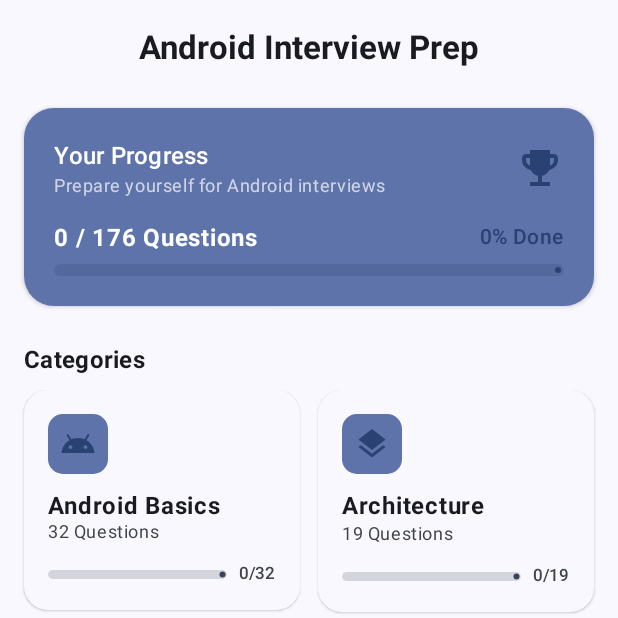
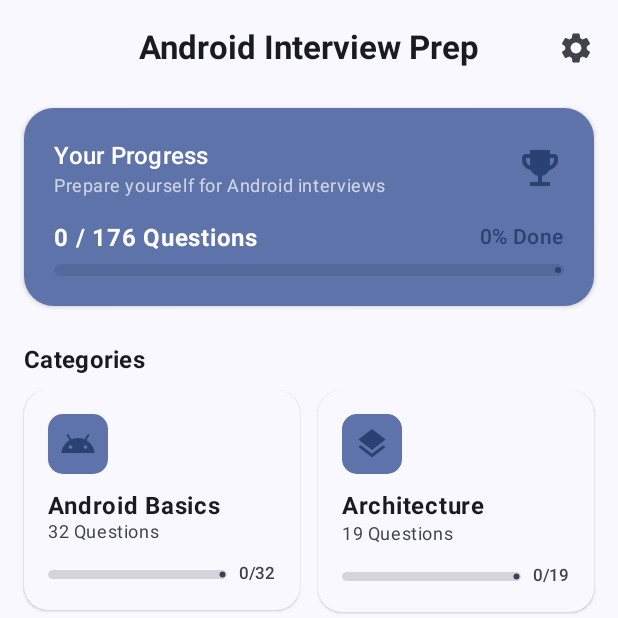
Before and after one commit to Abhijeet41/AndroidInterviewJson, an Android app built with Jetpack Compose: the screen it shows after launch (MainActivity), on a phone screen of 412 x 824 dp, the top half of it. Run offline under Robolectric (Android 15) with nearby library versions, the phone set to English and light mode, and no system bars; our stand-ins replace Dagger/Hilt's generated code.

Commit message:
Integrate Firebase push notifications, add Settings screen, handle notification permissions, and update Kotlin to 2.2.0

```diff
--- a/app/src/main/java/com/example/androidinterviewprep/InterviewPrepApplication.kt
+++ b/app/src/main/java/com/example/androidinterviewprep/InterviewPrepApplication.kt
@@ -1,7 +1,13 @@
 package com.example.androidinterviewprep
 
 import android.app.Application
+import com.google.firebase.FirebaseApp
 import dagger.hilt.android.HiltAndroidApp
 
 @HiltAndroidApp
-class InterviewPrepApplication : Application()
+class InterviewPrepApplication : Application(){
+    override fun onCreate() {
+        super.onCreate()
+        FirebaseApp.initializeApp(this)
+    }
+}
--- a/app/src/main/java/com/example/androidinterviewprep/MainActivity.kt
+++ b/app/src/main/java/com/example/androidinterviewprep/MainActivity.kt
@@ -1,15 +1,23 @@
 package com.example.androidinterviewprep
 
+import android.Manifest
+import android.content.pm.PackageManager
+import android.os.Build
 import android.os.Bundle
+import android.util.Log
+import android.widget.Toast
 import androidx.activity.ComponentActivity
 import androidx.activity.compose.setContent
 import androidx.activity.enableEdgeToEdge
+import androidx.activity.result.contract.ActivityResultContracts
+import androidx.core.content.ContextCompat
 import androidx.compose.foundation.layout.fillMaxSize
 import androidx.compose.foundation.layout.padding
 import androidx.compose.material.icons.Icons
 import androidx.compose.material.icons.filled.Home
 import androidx.compose.material.icons.filled.Quiz
 import androidx.compose.material.icons.filled.Search
+import androidx.compose.material.icons.filled.Settings
 import androidx.compose.material3.*
 import androidx.compose.runtime.*
 import androidx.compose.ui.Modifier
@@ -31,14 +39,34 @@ import com.example.androidinterviewprep.ui.home.HomeScreen
 import com.example.androidinterviewprep.ui.list.QuestionListScreen
 import com.example.androidinterviewprep.ui.quiz.QuizScreen
 import com.example.androidinterviewprep.ui.search.SearchScreen
+import com.example.androidinterviewprep.ui.settings.SettingsScreen
 import com.example.androidinterviewprep.viewmodel.QuestionViewModel
+import com.google.firebase.messaging.FirebaseMessaging
 import dagger.hilt.android.AndroidEntryPoint
 
 @AndroidEntryPoint
 class MainActivity : ComponentActivity() {
+    private val TAG = "MainActivity"
+
+    private val requestPermissionLauncher = registerForActivityResult(
+        ActivityResultContracts.RequestPermission()
+    ) { isGranted: Boolean ->
+        if (isGranted) {
+            Log.d(TAG, "Notification permission granted")
+            Toast.makeText(this, "Notification permission granted", Toast.LENGTH_SHORT).show()
+        } else {
+            Log.w(TAG, "Notification permission denied")
+            Toast.makeText(this, "Notification permission denied. Push notifications will not be shown.", Toast.LENGTH_LONG).show()
+        }
+    }
+
     override fun onCreate(savedInstanceState: Bundle?) {
         super.onCreate(savedInstanceState)
         enableEdgeToEdge()
+
+        // Request runtime notification permission for Android 13+ (API 33+)
+        askNotificationPermission()
+
         setContent {
             MyApplicationTheme {
                 Surface(
@@ -49,6 +77,45 @@ class MainActivity : ComponentActivity() {
                 }
             }
         }
+        getFCMToken()
+    }
+
+    private fun askNotificationPermission() {
+        if (Build.VERSION.SDK_INT >= Build.VERSION_CODES.TIRAMISU) {
+            if (ContextCompat.checkSelfPermission(this, Manifest.permission.POST_NOTIFICATIONS) ==
+                PackageManager.PERMISSION_GRANTED
+            ) {
+                Log.d(TAG, "Notification permission already granted")
+            } else {
+                // Directly request the permission
+                requestPermissionLauncher.launch(Manifest.permission.POST_NOTIFICATIONS)
+            }
+        }
+    }
+
+    private fun getFCMToken() {
+        FirebaseMessaging.getInstance().token
+            .addOnCompleteListener { task ->
+                if (!task.isSuccessful) {
+                    Log.w(TAG, "Fetching FCM token failed", task.exception)
+                    return@addOnCompleteListener
+                }
+
+                // Get the token
+                val token = task.result
+                Log.d(TAG, "FCM Token: $token")
+
+                // TODO: Send token to your server for future push notifications
+                sendTokenToServer(token)
+
+                // Optional: Show token for debugging
+                // Toast.makeText(this, "Token: $token", Toast.LENGTH_LONG).show()
+            }
+    }
+    private fun sendTokenToServer(token: String) {
+        // TODO: Implement API call to save token in your backend
+        // Example: Retrofit call to POST /api/save-token
+        Log.d(TAG, "Send this token to your server: $token")
     }
 }
 
@@ -56,6 +123,7 @@ sealed class Screen(val route: String, val title: String, val icon: ImageVector)
     object Home : Screen("home", "Home", Icons.Default.Home)
     object Search : Screen("search", "Search", Icons.Default.Search)
     object Quiz : Screen("quiz", "Quiz", Icons.Default.Quiz)
+    object Settings : Screen("settings", "Settings", Icons.Default.Settings)
 }
 
 @Composable
@@ -139,7 +207,16 @@ fun MainAppContent() {
                     viewModel = viewModel,
                     onCategoryClick = { categoryName ->
                         navController.navigate("list/$categoryName")
+                    },
+                    onSettingsClick = {
+                        navController.navigate(Screen.Settings.route)
                     }
+                )
+            }
+
+            composable(Screen.Settings.route) {
+                SettingsScreen(
+                    onBackClick = { navController.popBackStack() }
                 )
             }
 
--- a/app/src/main/java/com/example/androidinterviewprep/ui/home/HomeScreen.kt
+++ b/app/src/main/java/com/example/androidinterviewprep/ui/home/HomeScreen.kt
@@ -36,6 +36,7 @@ import com.example.androidinterviewprep.R
 fun HomeScreen(
     viewModel: QuestionViewModel,
     onCategoryClick: (String) -> Unit,
+    onSettingsClick: () -> Unit,
     modifier: Modifier = Modifier
 ) {
     val uiState by viewModel.uiState.collectAsStateWithLifecycle()
@@ -53,6 +54,14 @@ fun HomeScreen(
                         fontWeight = FontWeight.Bold,
                          style = MaterialTheme.typography.titleLarge
                     )
+                },
+                actions = {
+                    IconButton(onClick = onSettingsClick) {
+                        Icon(
+                            imageVector = Icons.Default.Settings,
+                            contentDescription = "Settings"
+                        )
+                    }
                 },
                 colors = TopAppBarDefaults.topAppBarColors(
                     containerColor = MaterialTheme.colorScheme.background,
--- a/build.gradle.kts
+++ b/build.gradle.kts
@@ -6,4 +6,5 @@ plugins {
   alias(libs.plugins.hilt) apply false
   alias(libs.plugins.kotlin.kapt) apply false
   alias(libs.plugins.kotlin.android) apply false
+  alias(libs.plugins.google.service) apply false
 }
```
Also changed, not shown: app/build.gradle.kts (+11 -1 lines), app/src/main/AndroidManifest.xml (+9 -0 lines), gradle/libs.versions.toml (+7 -1 lines), 2 other files.
